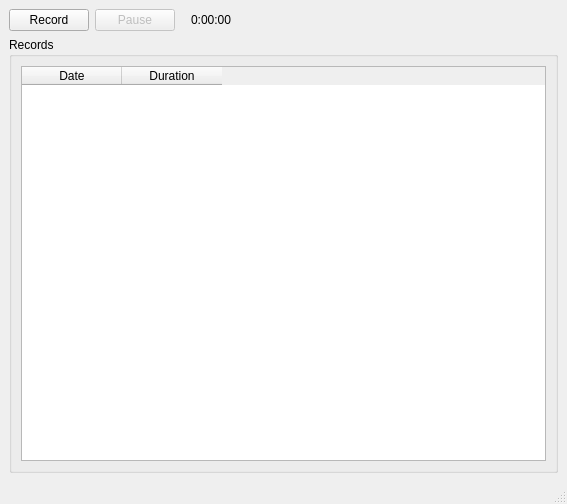
Before: the Qt Designer form voicerecorder/mainwindow.ui in espdev/VoiceRecorder, drawn with Qt 5.
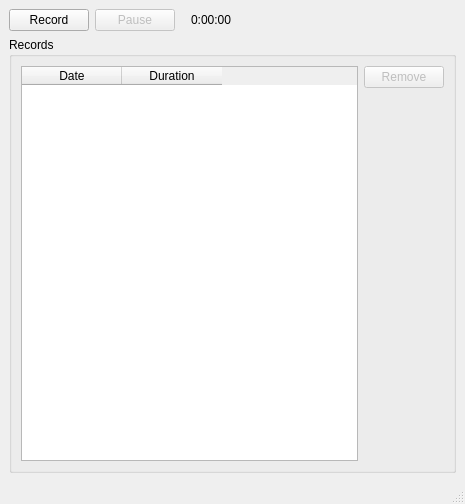
After: the same form once the commit is applied.

Commit message: Added removing records

```diff
--- a/voicerecorder/mainwindow.ui
+++ b/voicerecorder/mainwindow.ui
@@ -6,7 +6,7 @@
    <rect>
     <x>0</x>
     <y>0</y>
-    <width>567</width>
+    <width>465</width>
     <height>504</height>
    </rect>
   </property>
@@ -83,7 +83,7 @@
       <property name="title">
        <string>Records</string>
       </property>
-      <layout class="QVBoxLayout" name="verticalLayout_2">
+      <layout class="QHBoxLayout" name="horizontalLayout_2">
        <item>
         <widget class="QTableWidget" name="tableRecords">
          <property name="editTriggers">
@@ -104,6 +104,33 @@
          </column>
         </widget>
        </item>
+       <item>
+        <layout class="QVBoxLayout" name="verticalLayout_2">
+         <item>
+          <widget class="QPushButton" name="pbRemoveRecords">
+           <property name="enabled">
+            <bool>false</bool>
+           </property>
+           <property name="text">
+            <string>Remove</string>
+           </property>
+          </widget>
+         </item>
+         <item>
+          <spacer name="verticalSpacer">
+           <property name="orientation">
+            <enum>Qt::Vertical</enum>
+           </property>
+           <property name="sizeHint" stdset="0">
+            <size>
+             <width>20</width>
+             <height>40</height>
+            </size>
+           </property>
+          </spacer>
+         </item>
+        </layout>
+       </item>
       </layout>
      </widget>
     </item>
```
Left out of the diff: 2 changed lines with no effect on the pictures. The commit also changes 2 other files.
